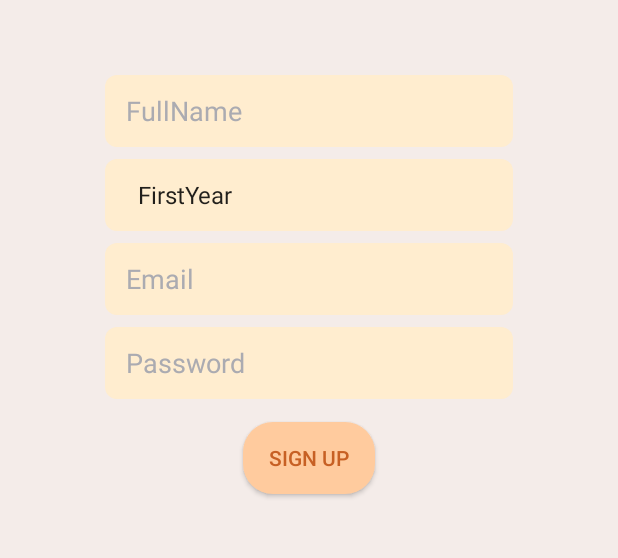
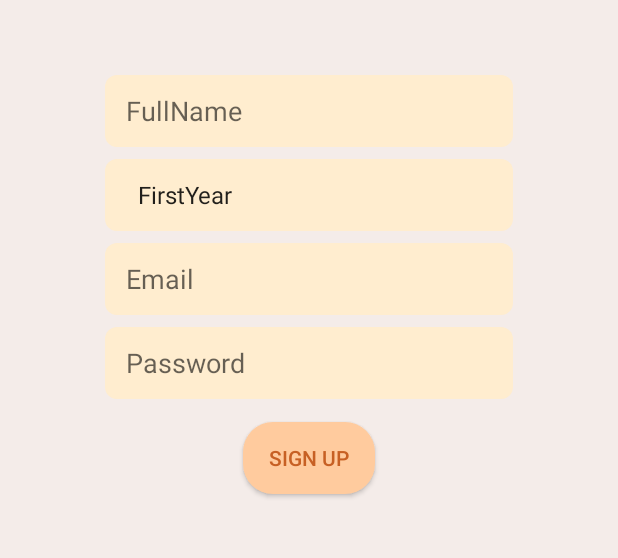
Before and after one commit to K-cloud25/Co_Forum, an Android app: the Signup_page screen opened directly, with no data from a screen before it, on a phone screen of 412 x 824 dp, the part 306-864 px from its top. Run offline under Robolectric (Android 15) with nearby library versions, the phone set to English and light mode, and no system bars; our stand-ins replace Firebase (no records; nobody signed in at launch, a user with empty details on screens opened directly).

Commit message:
15th push

```diff
--- a/app/src/main/res/layout/activity_log_in.xml
+++ b/app/src/main/res/layout/activity_log_in.xml
@@ -30,8 +30,7 @@
         android:backgroundTint="@color/EditTextBg"
         android:hint="Email"
         android:minHeight="48dp"
-        android:paddingLeft="14sp"
-        android:textColorHint="@color/material_dynamic_neutral70" />
+        android:paddingLeft="14sp" />
 
     <EditText
         android:id="@+id/passwordInput"
@@ -45,8 +44,7 @@
         android:hint="Password"
         android:inputType="textPassword"
         android:minHeight="48dp"
-        android:paddingLeft="14sp"
-        android:textColorHint="@color/material_dynamic_neutral70" />
+        android:paddingLeft="14sp" />
 
     <Button
         android:id="@+id/loginBtn"
--- a/app/src/main/res/layout/activity_signup_page.xml
+++ b/app/src/main/res/layout/activity_signup_page.xml
@@ -29,8 +29,7 @@
         android:backgroundTint="@color/EditTextBg"
         android:hint="FullName"
         android:minHeight="48dp"
-        android:paddingLeft="14sp"
-        android:textColorHint="@color/material_dynamic_neutral70" />
+        android:paddingLeft="14sp" />
 
     <Spinner
         android:id="@+id/Year_spinner"
@@ -57,8 +56,7 @@
         android:backgroundTint="@color/EditTextBg"
         android:hint="Email"
         android:minHeight="48dp"
-        android:paddingLeft="14sp"
-        android:textColorHint="@color/material_dynamic_neutral70" />
+        android:paddingLeft="14sp" />
 
 
     <EditText
@@ -72,8 +70,7 @@
         android:backgroundTint="@color/EditTextBg"
         android:hint="Password"
         android:minHeight="48dp"
-        android:paddingLeft="14sp"
-        android:textColorHint="@color/material_dynamic_neutral70" />
+        android:paddingLeft="14sp" />
 
     <Button
         android:layout_marginTop="15dp"
```
